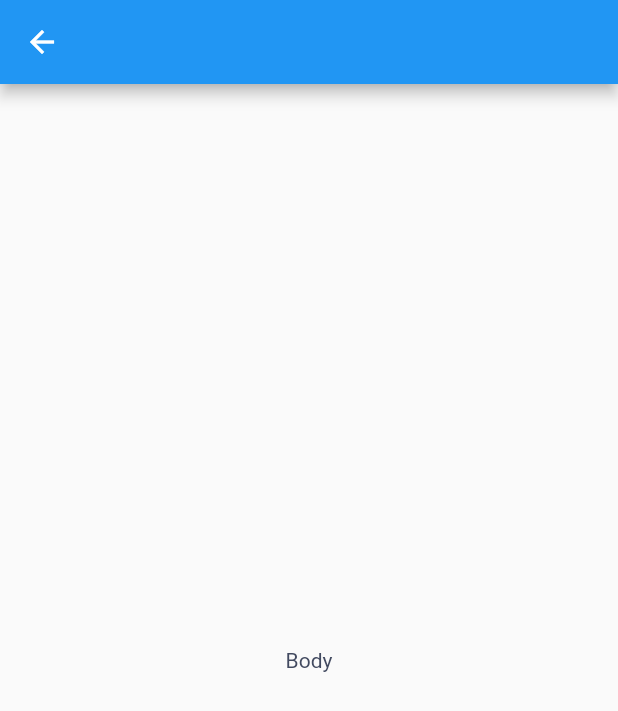
After one commit to ibrahim-cse/bloc, a Flutter app: the EditWorkoutScreen screen opened directly, on a phone screen of 412 x 824 dp. The commit adds this screen. Shown: the top 711 px of the screen. Run offline on Flutter 3.47's test engine with Material 2 defaults, Android fonts, the phone set to English and light mode, and no system bars; our stand-ins replace equatable, flutter_bloc.

Commit message:
Added edit_workout_screen.dart.

```diff
--- a/flutter_bloc_app/lib/blocs/workout_cubit.dart
+++ b/flutter_bloc_app/lib/blocs/workout_cubit.dart
@@ -8,4 +8,8 @@ class WorkoutCubit extends Cubit<WorkoutState> {
   editWorkout(Workout workout, int index) {
     return emit(WorkoutEditing(workout, index));
   }
+
+  void goHome() {
+    emit(const WorkoutInitial());
+  }
 }
--- a/flutter_bloc_app/lib/main.dart
+++ b/flutter_bloc_app/lib/main.dart
@@ -2,6 +2,7 @@ import 'package:flutter/material.dart';
 import 'package:flutter_bloc/flutter_bloc.dart';
 import 'package:flutter_bloc_app_complete/blocs/workout_cubit.dart';
 import 'package:flutter_bloc_app_complete/blocs/workouts_cubit.dart';
+import 'package:flutter_bloc_app_complete/screens/edit_workout_screen.dart';
 import 'package:flutter_bloc_app_complete/screens/home_page.dart';
 import 'package:flutter_bloc_app_complete/states/workout_states.dart';
 
@@ -58,7 +59,7 @@ class WorkoutTime extends StatelessWidget {
           if (state is WorkoutInitial) {
             return const HomePage();
           } else if (state is WorkoutEditing) {
-            return Container();
+            return EditWorkoutScreen();
           }
           return Container();
         }),
--- /dev/null
+++ b/flutter_bloc_app/lib/screens/edit_workout_screen.dart
@@ -0,0 +1,19 @@
+import 'package:flutter/material.dart';
+import 'package:flutter_bloc/flutter_bloc.dart';
+import 'package:flutter_bloc_app_complete/blocs/workout_cubit.dart';
+
+class EditWorkoutScreen extends StatelessWidget {
+  const EditWorkoutScreen({Key? key}) : super(key: key);
+
+  @override
+  Widget build(BuildContext context) {
+    return Scaffold(
+      appBar: AppBar(
+        leading: BackButton(
+          onPressed: () => BlocProvider.of<WorkoutCubit>(context).goHome(),
+        ),
+      ),
+      body: const Center(child: Text('Body')),
+    );
+  }
+}
```
